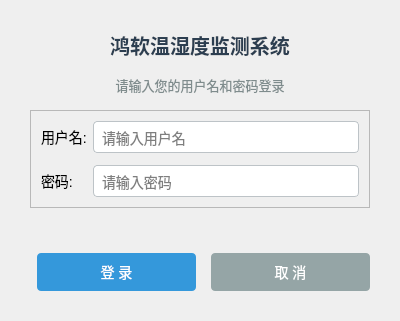
Qt form ui/logindialog.ui (1034569185/1034569185) before a commit.
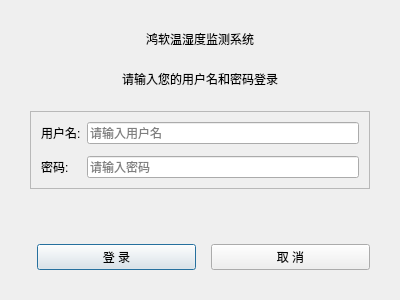
The same form after that commit.

Commit message:
Polish QSS skin integration and remove inline style overrides
Agent-Logs-Url: https://github.com/1034569185/1034569185/sessions/25855561-4c25-4243-ade2-edfe54ba42ff

```diff
--- a/ui/logindialog.ui
+++ b/ui/logindialog.ui
@@ -40,9 +40,6 @@
      <property name="alignment">
       <set>Qt::AlignHCenter</set>
      </property>
-     <property name="styleSheet">
-      <string>QLabel { font-size: 20px; font-weight: bold; color: #2c3e50; }</string>
-     </property>
     </widget>
    </item>
    <item>
@@ -53,9 +50,6 @@
      <property name="alignment">
       <set>Qt::AlignHCenter</set>
      </property>
-     <property name="styleSheet">
-      <string>QLabel { font-size: 13px; color: #7f8c8d; }</string>
-     </property>
     </widget>
    </item>
    <item>
@@ -84,9 +78,6 @@
         <property name="text">
          <string>用户名:</string>
         </property>
-        <property name="styleSheet">
-         <string>QLabel { font-size: 14px; }</string>
-        </property>
        </widget>
       </item>
       <item row="0" column="1">
@@ -94,10 +85,6 @@
         <property name="placeholderText">
          <string>请输入用户名</string>
         </property>
-        <property name="styleSheet">
-         <string>QLineEdit { font-size: 14px; padding: 6px; border: 1px solid #bdc3c7; border-radius: 4px; }
-QLineEdit:focus { border-color: #3498db; }</string>
-        </property>
        </widget>
       </item>
       <item row="1" column="0">
@@ -105,9 +92,6 @@
         <property name="text">
          <string>密码:</string>
         </property>
-        <property name="styleSheet">
-         <string>QLabel { font-size: 14px; }</string>
-        </property>
        </widget>
       </item>
       <item row="1" column="1">
@@ -118,10 +102,6 @@
         <property name="placeholderText">
          <string>请输入密码</string>
         </property>
-        <property name="styleSheet">
-         <string>QLineEdit { font-size: 14px; padding: 6px; border: 1px solid #bdc3c7; border-radius: 4px; }
-QLineEdit:focus { border-color: #3498db; }</string>
-        </property>
        </widget>
       </item>
      </layout>
@@ -135,9 +115,6 @@
      <property name="alignment">
       <set>Qt::AlignHCenter</set>
      </property>
-     <property name="styleSheet">
-      <string>QLabel { color: #e74c3c; font-size: 13px; }</string>
-     </property>
     </widget>
    </item>
    <item>
@@ -157,11 +134,6 @@
        <property name="minimumWidth">
         <number>100</number>
        </property>
-       <property name="styleSheet">
-        <string>QPushButton { background-color: #3498db; color: white; font-size: 14px; padding: 8px 20px; border: none; border-radius: 4px; }
-QPushButton:hover { background-color: #2980b9; }
-QPushButton:pressed { background-color: #2471a3; }</string>
-       </property>
        <property name="default">
         <bool>true</bool>
        </property>
@@ -175,10 +147,6 @@
        <property name="minimumWidth">
         <number>100</number>
        </property>
-       <property name="styleSheet">
-        <string>QPushButton { background-color: #95a5a6; color: white; font-size: 14px; padding: 8px 20px; border: none; border-radius: 4px; }
-QPushButton:hover { background-color: #7f8c8d; }</string>
-       </property>
       </widget>
      </item>
     </layout>
```
The commit also changes 13 other files.
